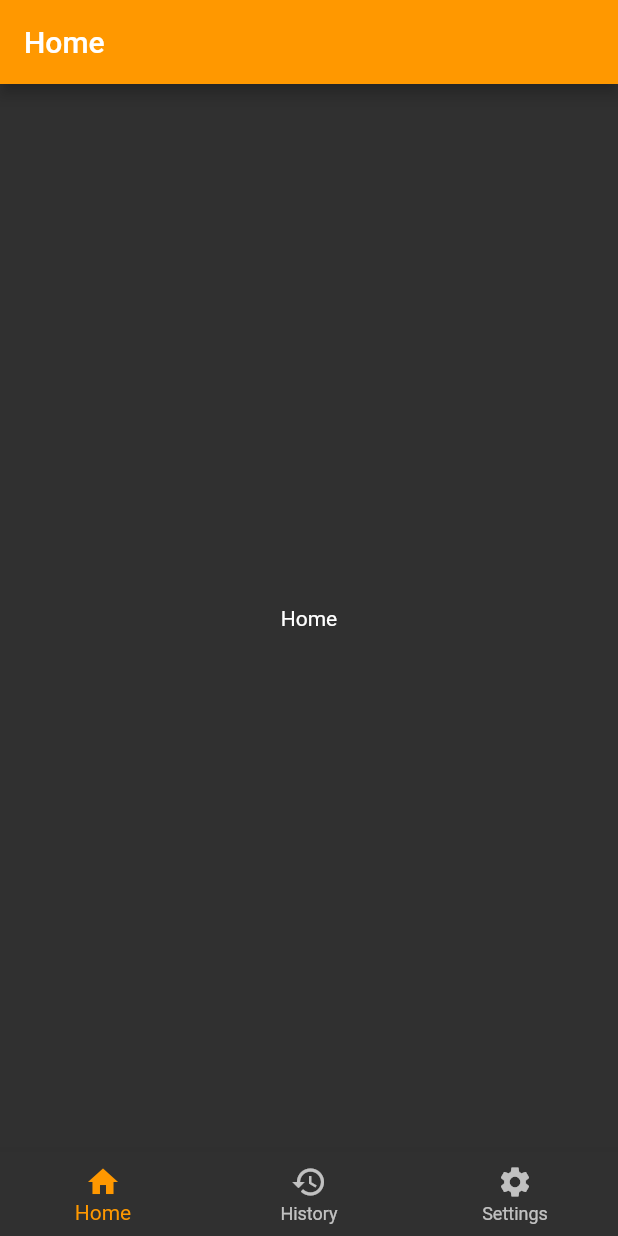
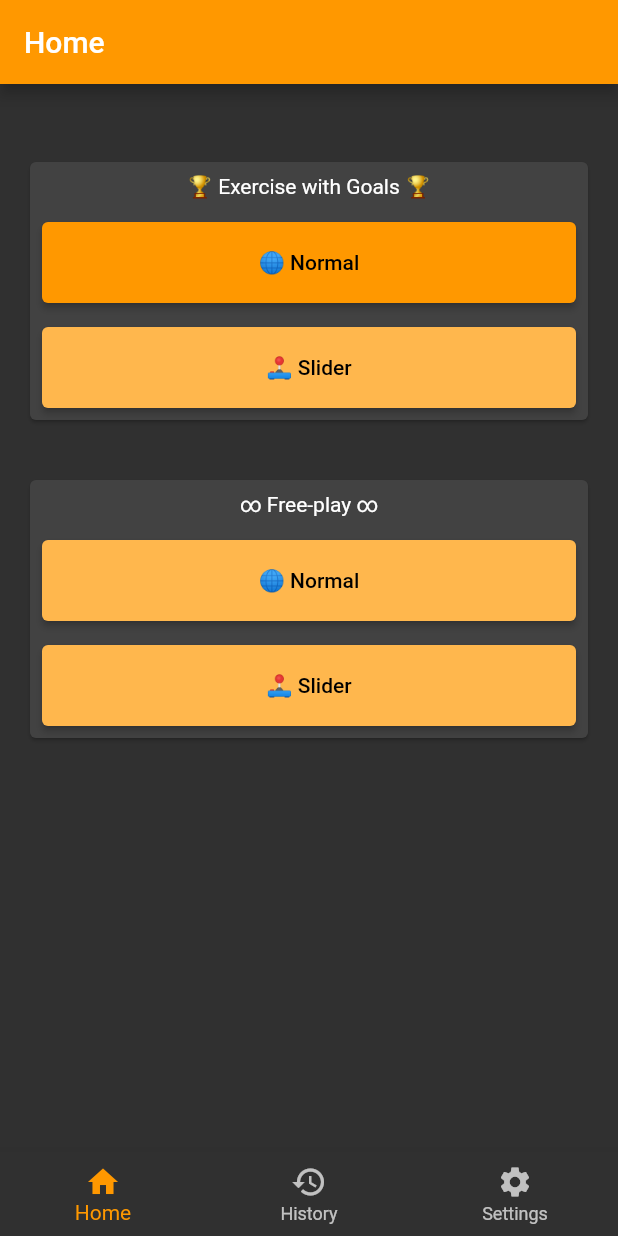
Before and after one commit to JohannesNicholas/stroke_rehab_flutter, a Flutter app: the screen it shows after launch, on a phone screen of 412 x 824 dp. Run offline on Flutter 3.47's test engine with Material 2 defaults, Android fonts, the phone set to English and light mode, and no system bars; our stand-ins replace cloud_firestore, firebase_core, image_picker, share_plus; accounts and stored records are empty.

Commit message:
Home page now ready

```diff
--- a/lib/home_page.dart
+++ b/lib/home_page.dart
@@ -1,4 +1,5 @@
 import 'package:flutter/material.dart';
+import 'package:stroke_rehab/strings.dart';
 
 class HomePage extends StatelessWidget {
   const HomePage({
@@ -7,6 +8,114 @@ class HomePage extends StatelessWidget {
 
   @override
   Widget build(BuildContext context) {
-    return Center(child: Text('Home'));
+    return Center(
+        child: Padding(
+      padding: const EdgeInsets.all(16),
+      child: Column(
+        children: [
+          Padding(
+            padding: const EdgeInsets.only(top: 32),
+            child: SizedBox(
+              height: 180,
+              width: double.infinity,
+              child: Card(
+                child: Column(
+                  children: [
+                    const Center(
+                      child: Padding(
+                        padding: EdgeInsets.all(8.0),
+                        child: Text('🏆 Exercise with Goals 🏆'),
+                      ),
+                    ),
+                    Expanded(
+                      child: Padding(
+                        padding: const EdgeInsets.all(8.0),
+                        child: ElevatedButton(
+                          onPressed: ((() {})),
+                          child: Text(
+                            Strings.normalGameTitle,
+                            style: TextStyle(color: Colors.black),
+                          ),
+                        ),
+                      ),
+                    ),
+                    Expanded(
+                      child: Padding(
+                        padding: const EdgeInsets.all(8.0),
+                        child: ElevatedButton(
+                          onPressed: ((() {})),
+                          child: Text(
+                            Strings.sliderGameTitle,
+                            style: TextStyle(color: Colors.black),
+                          ),
+                          style: ButtonStyle(
+                            backgroundColor: MaterialStateProperty.all<Color>(
+                                Colors.orange[300] ?? Colors.orange),
+                          ),
+                        ),
+                      ),
+                    )
+                  ],
+                  crossAxisAlignment: CrossAxisAlignment.stretch,
+                ),
+              ),
+            ),
+          ),
+          Padding(
+            padding: const EdgeInsets.only(top: 32),
+            child: SizedBox(
+              height: 180,
+              width: double.infinity,
+              child: Card(
+                child: Column(
+                  children: [
+                    const Center(
+                      child: Padding(
+                        padding: EdgeInsets.all(8.0),
+                        child: Text('∞ Free-play ∞'),
+                      ),
+                    ),
+                    Expanded(
+                      child: Padding(
+                        padding: const EdgeInsets.all(8.0),
+                        child: ElevatedButton(
+                          onPressed: ((() {})),
+                          child: Text(
+                            Strings.normalGameTitle,
+                            style: TextStyle(color: Colors.black),
+                          ),
+                          style: ButtonStyle(
+                            backgroundColor: MaterialStateProperty.all<Color>(
+                                Colors.orange[300] ?? Colors.orange),
+                          ),
+                        ),
+                      ),
+                    ),
+                    Expanded(
+                      child: Padding(
+                        padding: const EdgeInsets.all(8.0),
+                        child: ElevatedButton(
+                          onPressed: ((() {})),
+                          child: Text(
+                            Strings.sliderGameTitle,
+                            style: TextStyle(color: Colors.black),
+                          ),
+                          style: ButtonStyle(
+                            backgroundColor: MaterialStateProperty.all<Color>(
+                                Colors.orange[300] ?? Colors.orange),
+                          ),
+                        ),
+                      ),
+                    )
+                  ],
+                  crossAxisAlignment: CrossAxisAlignment.stretch,
+                ),
+              ),
+            ),
+          ),
+        ],
+        mainAxisAlignment: MainAxisAlignment.start,
+      ),
+    ));
   }
 }
```
